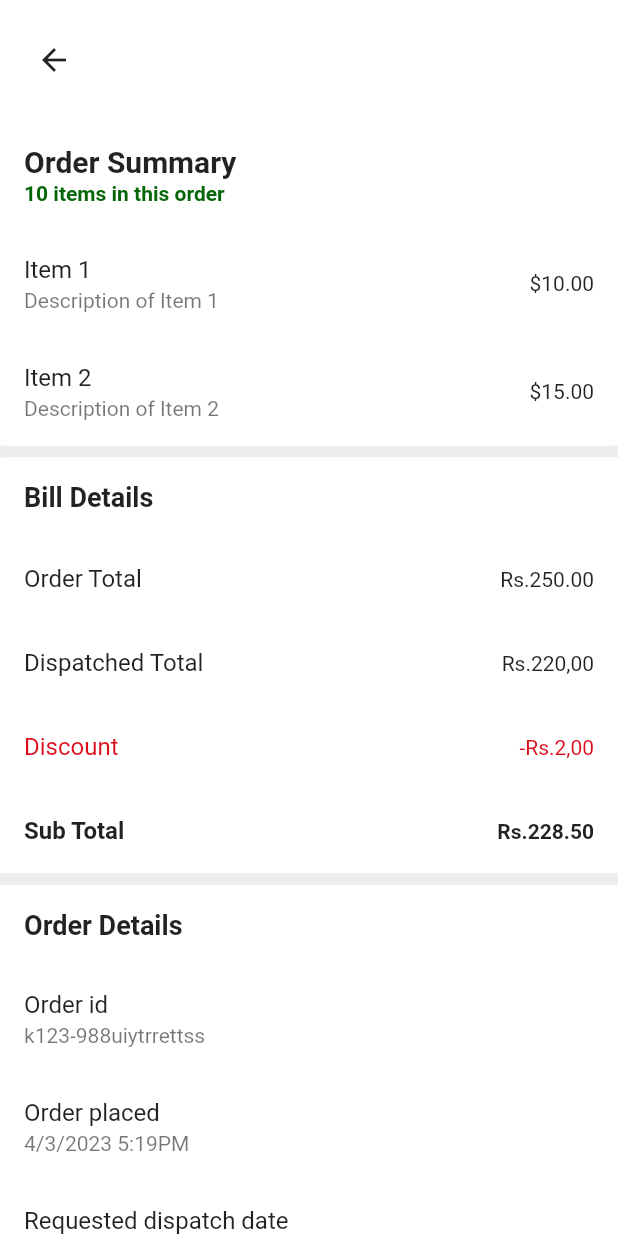
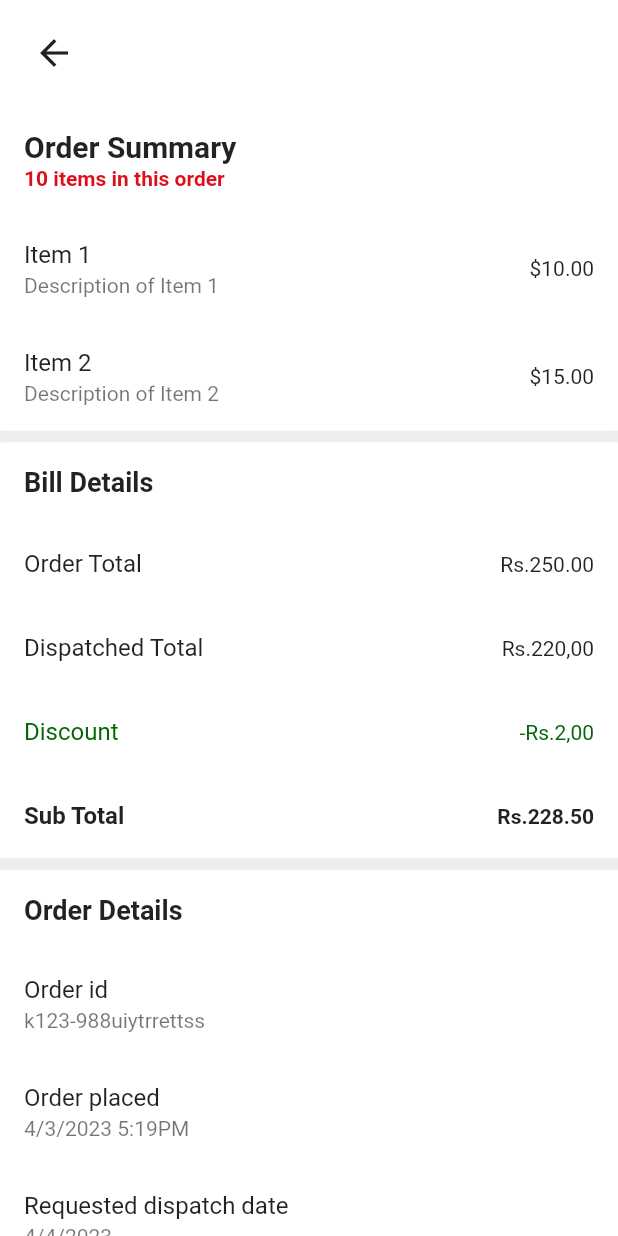
Before and after one commit to SanchitBatra-DevelopAnything/KidysDistributorApp, a Flutter app: the OrderSummary screen opened by its route, on a phone screen of 412 x 824 dp. Run offline on Flutter 3.47's test engine with Material 2 defaults, Android fonts, the phone set to English and light mode, and no system bars; our stand-ins replace audioplayers, flutter_spinkit; missing offline and left inert: flutter_pdfview.

Commit message:
improved UI

```diff
--- a/lib/orderSummary.dart
+++ b/lib/orderSummary.dart
@@ -8,13 +8,14 @@ class OrderSummary extends StatelessWidget {
         body: Column(
           children: [
             Container(
-              height: 80.0,
+              height: 70.0,
               color: Colors.white,
               padding: EdgeInsets.only(left: 12.0),
               child: Row(
                 children: [
                   IconButton(
                     icon: Icon(Icons.arrow_back),
+                    iconSize: 28,
                     onPressed: () {
                       Navigator.pop(context);
                     },
@@ -55,7 +56,7 @@ class OrderSummary extends StatelessWidget {
                                     "10 items in this order",
                                     style: TextStyle(
                                         fontWeight: FontWeight.bold,
-                                        color: Color.fromARGB(255, 4, 102, 7)),
+                                        color: Color(0xffdd0e1c)),
                                   )
                                 ],
                               ),
@@ -103,10 +104,12 @@ class OrderSummary extends StatelessWidget {
                             ),
                             ListTile(
                               title: Text('Discount',
-                                  style: TextStyle(color: Color(0xffdd0e1c))),
+                                  style: TextStyle(
+                                      color: Color.fromARGB(255, 4, 102, 7))),
                               trailing: Text(
                                 '\-Rs.2,00',
-                                style: TextStyle(color: Color(0xffdd0e1c)),
+                                style: TextStyle(
+                                    color: Color.fromARGB(255, 4, 102, 7)),
                               ),
                             ),
                             ListTile(
```
